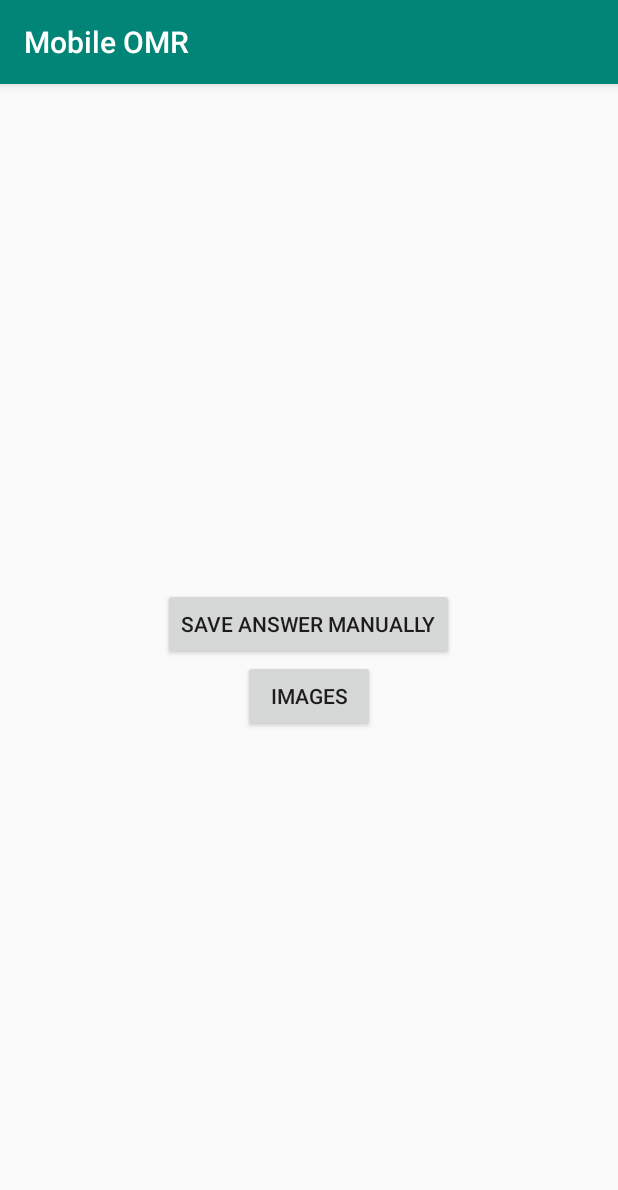
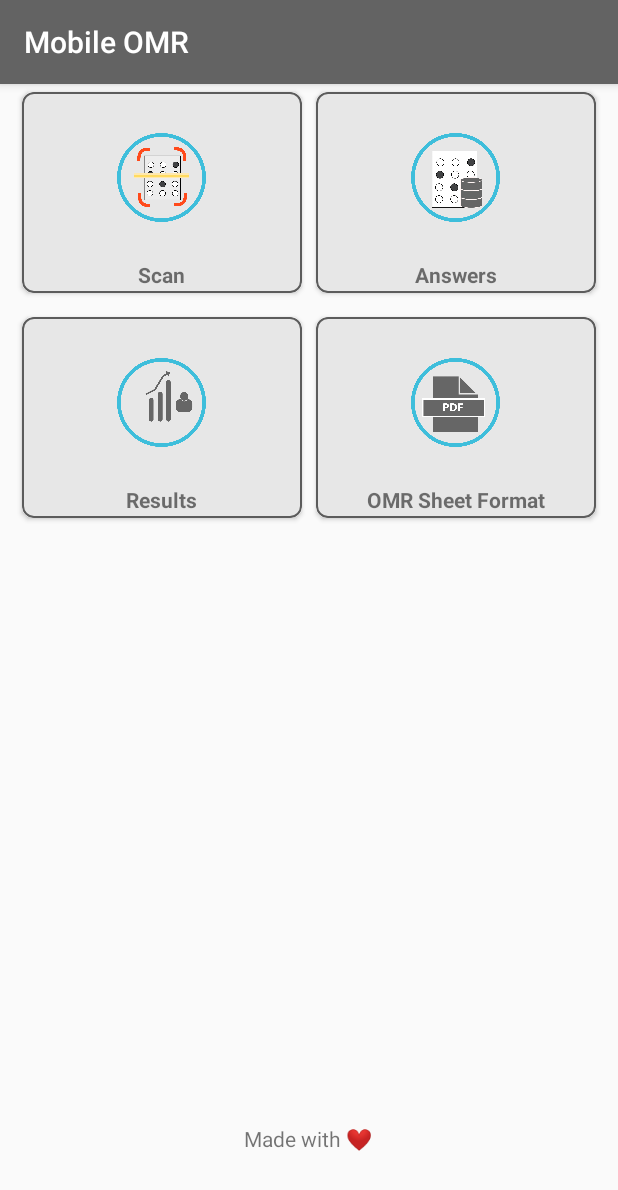
Before and after one commit to onucsecu2/mobileOMR, an Android app: the screen it shows after launch (MainActivity), on a phone screen of 412 x 824 dp. Shown: the top 1190 px of the screen. Run offline under Robolectric (Android 15) with nearby library versions, the light colour scheme and no system bars.

Commit message:
main activity view redisgn

```diff
--- a/app/build.gradle
+++ b/app/build.gradle
@@ -20,6 +20,7 @@ android {
 }
 
 dependencies {
+    implementation 'com.google.android.material:material:1.0.0'
     implementation fileTree(dir: 'libs', include: ['*.jar'])
     implementation 'androidx.appcompat:appcompat:1.1.0'
     implementation 'androidx.constraintlayout:constraintlayout:1.1.3'
--- a/app/src/main/java/com/example/mobileomr/MainActivity.java
+++ b/app/src/main/java/com/example/mobileomr/MainActivity.java
@@ -1,6 +1,7 @@
 package com.example.mobileomr;
 
 import androidx.appcompat.app.AppCompatActivity;
+import androidx.cardview.widget.CardView;
 
 import android.content.Intent;
 import android.os.Bundle;
@@ -12,27 +13,29 @@ import java.util.ArrayList;
 import java.util.List;
 
 public class MainActivity extends AppCompatActivity {
-    private Button savebtn;
-    private Button imagebtn;
+    private CardView scan_card,set_ans_card;
     public static List<Integer> ans = new ArrayList<Integer>();
     public static  int num_of_q=0;
     @Override
     protected void onCreate(Bundle savedInstanceState) {
         super.onCreate(savedInstanceState);
         setContentView(R.layout.activity_main);
-        savebtn=(Button)findViewById(R.id.save_ans);
-        imagebtn=(Button)findViewById(R.id.image_button);
-        toast(String.valueOf(ans.isEmpty()));
-        savebtn.setOnClickListener(new View.OnClickListener() {
+        scan_card=(CardView)findViewById(R.id.scan);
+        set_ans_card=(CardView)findViewById(R.id.set_answer);
+
+        set_ans_card.setOnClickListener(new View.OnClickListener() {
             @Override
             public void onClick(View view) {
+                set_ans_card.setEnabled(false);
                 Intent intent = new Intent(MainActivity.this, BasicOMRActivity.class);
                 startActivity(intent);
             }
         });
-        imagebtn.setOnClickListener(new View.OnClickListener() {
+        scan_card.setOnClickListener(new View.OnClickListener() {
             @Override
             public void onClick(View view) {
+
+                scan_card.setEnabled(false);
                 Intent intent = new Intent(MainActivity.this, CameraScanActivity.class);
                 startActivity(intent);
             }
@@ -41,4 +44,11 @@ public class MainActivity extends AppCompatActivity {
     private void toast(String s) {
         Toast.makeText(getApplicationContext(),s,Toast.LENGTH_LONG).show();
     }
+
+    @Override
+    protected void onStart() {
+        super.onStart();
+        set_ans_card.setEnabled(true);
+        scan_card.setEnabled(true);
+    }
 }
--- /dev/null
+++ b/app/src/main/res/drawable/selector.xml
@@ -0,0 +1,8 @@
+<?xml version="1.0" encoding="UTF-8"?>
+<shape xmlns:android="http://schemas.android.com/apk/res/android">
+    <solid android:color="@color/colorOffWhite"/>
+    <stroke android:width="1dp" android:color="@color/colorStroke" />
+    <corners android:radius="7dp"/>
+    <padding android:left="0dp" android:top="0dp"
+        android:right="0dp" android:bottom="0dp" />
+</shape>
--- a/app/src/main/res/layout/activity_main.xml
+++ b/app/src/main/res/layout/activity_main.xml
@@ -7,18 +7,144 @@
     android:gravity="center"
     android:layout_height="match_parent"
     tools:context=".MainActivity">
-
-
-    <Button
-        android:id="@+id/save_ans"
+    <LinearLayout
+        android:layout_width="match_parent"
+        android:layout_height="150dp"
+        android:orientation="horizontal"
+        android:paddingLeft="10dp"
+        android:paddingRight="10dp"
+        android:paddingBottom="5dp">
+        <androidx.cardview.widget.CardView
+            android:id="@+id/scan"
+            android:layout_width="0dp"
+            android:layout_height="match_parent"
+            android:layout_weight="1"
+            app:cardUseCompatPadding="true"
+            android:clickable="true"
+            app:cardCornerRadius="7dp"
+            android:foreground="?android:attr/selectableItemBackground">
+            <LinearLayout
+                android:layout_width="match_parent"
+                android:layout_height="match_parent"
+                android:orientation="vertical"
+                android:background="@drawable/selector"
+                android:gravity="center">
+                <ImageView
+                    android:layout_width="110dp"
+                    android:layout_height="110dp"
+                    android:padding="25dp"
+                    android:src="@drawable/scan"/>
+                <TextView
+                    android:layout_width="wrap_content"
+                    android:layout_height="wrap_content"
+                    android:textStyle="bold"
+                    android:text="Scan"/>
+            </LinearLayout>
+        </androidx.cardview.widget.CardView>
+        <androidx.cardview.widget.CardView
+            android:id="@+id/set_answer"
+            android:layout_width="0dp"
+            android:layout_height="match_parent"
+            android:layout_weight="1"
+            app:cardUseCompatPadding="true"
+            android:clickable="true"
+            app:cardCornerRadius="7dp"
+            android:foreground="?android:attr/selectableItemBackground">
+            <LinearLayout
+                android:layout_width="match_parent"
+                android:layout_height="match_parent"
+                android:orientation="vertical"
+                android:background="@drawable/selector"
+                android:gravity="center">
+                <ImageView
+                    android:layout_width="110dp"
+                    android:layout_height="110dp"
+                    android:padding="25dp"
+                    android:src="@drawable/saved_ans"/>
+                <TextView
+                    android:layout_width="wrap_content"
+                    android:layout_height="wrap_content"
+                    android:textStyle="bold"
+                    android:text="Answers"/>
+            </LinearLayout>
+        </androidx.cardview.widget.CardView>
+    </LinearLayout>
+    <LinearLayout
+        android:layout_width="match_parent"
+        android:layout_height="150dp"
+        android:orientation="horizontal"
+        android:paddingLeft="10dp"
+        android:paddingRight="10dp"
+        android:paddingBottom="5dp">
+        <androidx.cardview.widget.CardView
+            android:layout_width="0dp"
+            android:layout_height="match_parent"
+            android:layout_weight="1"
+            app:cardUseCompatPadding="true"
+            android:clickable="true"
+            app:cardCornerRadius="7dp"
+            android:foreground="?android:attr/selectableItemBackground">
+            <LinearLayout
+                android:layout_width="match_parent"
+                android:layout_height="match_parent"
+                android:orientation="vertical"
+                android:background="@drawable/selector"
+                android:gravity="center">
+                <ImageView
+                    android:layout_width="110dp"
+                    android:layout_height="110dp"
+                    android:padding="25dp"
+                    android:src="@drawable/result"/>
+                <TextView
+                    android:layout_width="wrap_content"
+                    android:layout_height="wrap_content"
+                    android:textStyle="bold"
+                    android:text="Results"/>
+            </LinearLayout>
+        </androidx.cardview.widget.CardView>
+        <androidx.cardview.widget.CardView
+            android:layout_width="0dp"
+            android:layout_height="match_parent"
+            android:layout_weight="1"
+            app:cardUseCompatPadding="true"
+            android:clickable="true"
+            app:cardCornerRadius="7dp"
+            android:foreground="?android:attr/selectableItemBackground">
+            <LinearLayout
+                android:layout_width="match_parent"
+                android:layout_height="match_parent"
+                android:orientation="vertical"
+                android:background="@drawable/selector"
+                android:gravity="center">
+                <ImageView
+                    android:layout_width="110dp"
+                    android:layout_height="110dp"
+                    android:padding="25dp"
+                    android:src="@drawable/send_pdf"/>
+                <TextView
+                    android:layout_width="wrap_content"
+                    android:layout_height="wrap_content"
+                    android:textStyle="bold"
+                    android:text="OMR Sheet Format"/>
+            </LinearLayout>
+        </androidx.cardview.widget.CardView>
+    </LinearLayout>
+<LinearLayout
+    android:layout_width="wrap_content"
+    android:layout_height="match_parent"
+    android:orientation="horizontal"
+    android:padding="55dp"
+    android:layout_gravity="center">
+    <TextView
+        android:layout_gravity="bottom"
         android:layout_width="wrap_content"
         android:layout_height="wrap_content"
-        android:text="Save Answer Manually" />
-
-    <Button
-        android:id="@+id/image_button"
+        android:text="Made with "/>
+    <TextView
+        android:layout_gravity="bottom"
         android:layout_width="wrap_content"
         android:layout_height="wrap_content"
-        android:text="Images" />
-
+        android:textColor="@color/colorRed"
+        android:text="❤️"/>
 </LinearLayout>
+</LinearLayout>
--- a/app/src/main/res/values/colors.xml
+++ b/app/src/main/res/values/colors.xml
@@ -1,7 +1,10 @@
 <?xml version="1.0" encoding="utf-8"?>
 <resources>
-    <color name="colorPrimary">#008577</color>
-    <color name="colorPrimaryDark">#00574B</color>
+    <color name="colorPrimary">#636363</color>
+    <color name="colorPrimaryDark">#141414</color>
     <color name="colorAccent">#D81B60</color>
     <color name="colorWhite">#FCFCFC</color>
+    <color name="colorOffWhite">#E7E7E7</color>
+    <color name="colorStroke">#5C5C5C</color>
+    <color name="colorRed">#FD0000</color>
 </resources>
```
Also changed, not shown: app/src/main/res/drawable/result.png (added), app/src/main/res/drawable/saved_ans.png (added), app/src/main/res/drawable/scan.png (added), app/src/main/res/drawable/send_pdf.png (added), app/src/main/res/result.png (added), app/src/main/res/saved_ans.png (added), app/src/main/res/scan.png (added), app/src/main/res/send_pdf.png (added), 2 other files.
